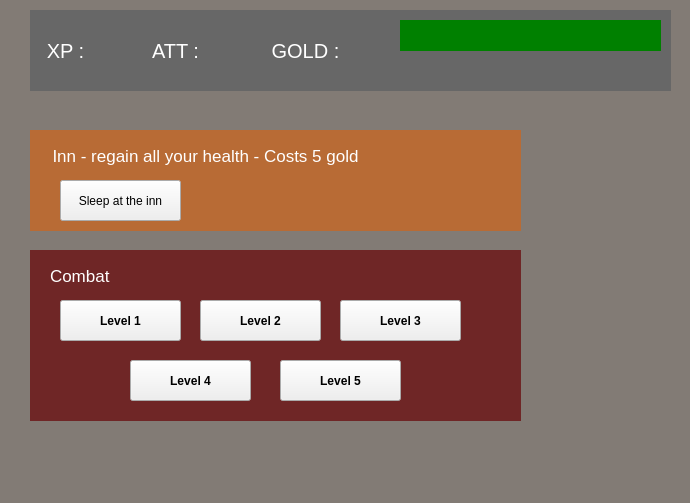
Qt form ui/game_page.ui (AlexStarlight03/DungeonCrawler-TP) before a commit.
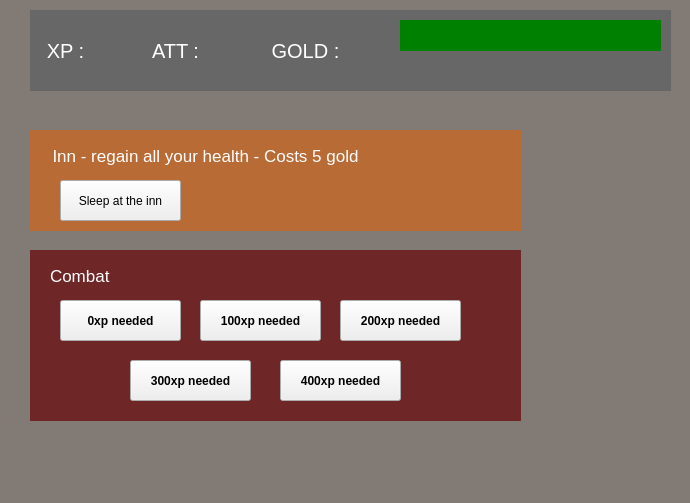
The same form after that commit.

Commit message: Ajout message erreur et texte + clair sur boutons

What changed in the file:
```diff
--- a/ui/game_page.ui
+++ b/ui/game_page.ui
@@ -166,7 +166,7 @@
     </font>
    </property>
    <property name="text">
-    <string>Level 1</string>
+    <string>0xp needed</string>
    </property>
   </widget>
   <widget class="QPushButton" name="btn_level2">
@@ -184,7 +184,7 @@
     </font>
    </property>
    <property name="text">
-    <string>Level 2</string>
+    <string>100xp needed</string>
    </property>
   </widget>
   <widget class="QPushButton" name="btn_level3">
@@ -202,7 +202,7 @@
     </font>
    </property>
    <property name="text">
-    <string>Level 3</string>
+    <string>200xp needed</string>
    </property>
   </widget>
   <widget class="QPushButton" name="btn_level4">
@@ -220,7 +220,7 @@
     </font>
    </property>
    <property name="text">
-    <string>Level 4</string>
+    <string>300xp needed</string>
    </property>
   </widget>
   <widget class="QPushButton" name="btn_level5">
@@ -238,7 +238,7 @@
     </font>
    </property>
    <property name="text">
-    <string>Level 5</string>
+    <string>400xp needed</string>
    </property>
   </widget>
   <widget class="QLabel" name="gold_label">
```
Left out of the diff: 2 changed lines with no effect on the pictures. The commit also changes 5 other files.
